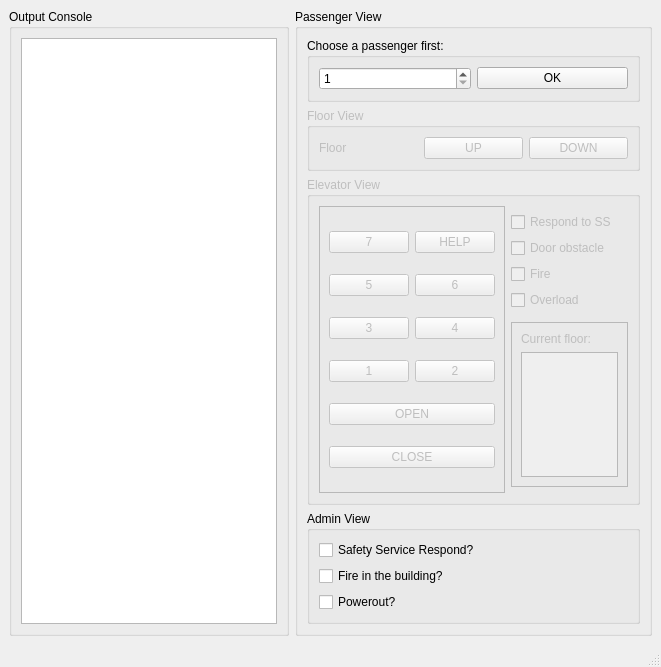
The window that mainwindow.ui (JennyHo5/elevator-simulator) describes before a commit, drawn with Qt 5.
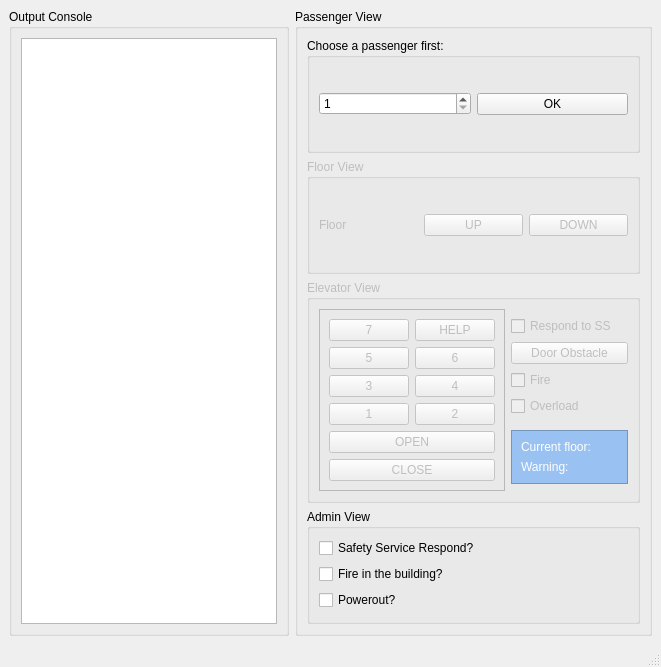
The same window after the commit.

Commit message: Implemented door obstacle case

Patch:
```diff
--- a/mainwindow.ui
+++ b/mainwindow.ui
@@ -101,29 +101,14 @@
           <string>Elevator View</string>
          </property>
          <layout class="QGridLayout" name="gridLayout_2">
-          <item row="3" column="1">
-           <widget class="QCheckBox" name="fireElevatorCheckBox">
-            <property name="text">
-             <string>Fire</string>
-            </property>
-           </widget>
-          </item>
-          <item row="4" column="1">
-           <widget class="QCheckBox" name="overloadCheckBox">
-            <property name="text">
-             <string>Overload</string>
-            </property>
-           </widget>
-          </item>
-          <item row="2" column="1">
-           <widget class="QCheckBox" name="doorObstacleCheckBox">
-            <property name="text">
-             <string>Door obstacle</string>
-            </property>
-           </widget>
-          </item>
           <item row="6" column="1">
            <widget class="QFrame" name="displayFrame">
+            <property name="autoFillBackground">
+             <bool>false</bool>
+            </property>
+            <property name="styleSheet">
+             <string notr="true">background-color: rgb(153, 193, 241);</string>
+            </property>
             <property name="frameShape">
              <enum>QFrame::StyledPanel</enum>
             </property>
@@ -133,13 +118,26 @@
             <layout class="QVBoxLayout" name="verticalLayout_4">
              <item>
               <widget class="QLabel" name="floorNumberLabel">
+               <property name="autoFillBackground">
+                <bool>false</bool>
+               </property>
+               <property name="styleSheet">
+                <string notr="true">color: rgb(255, 255, 255)</string>
+               </property>
                <property name="text">
                 <string>Current floor:</string>
                </property>
               </widget>
              </item>
              <item>
-              <widget class="QTextBrowser" name="displayMessageTextBrowser"/>
+              <widget class="QLabel" name="label">
+               <property name="styleSheet">
+                <string notr="true">color: rgb(255, 255, 255)</string>
+               </property>
+               <property name="text">
+                <string>Warning:</string>
+               </property>
+              </widget>
              </item>
             </layout>
            </widget>
@@ -233,6 +231,27 @@
             </property>
            </widget>
           </item>
+          <item row="4" column="1">
+           <widget class="QCheckBox" name="overloadCheckBox">
+            <property name="text">
+             <string>Overload</string>
+            </property>
+           </widget>
+          </item>
+          <item row="3" column="1">
+           <widget class="QCheckBox" name="fireElevatorCheckBox">
+            <property name="text">
+             <string>Fire</string>
+            </property>
+           </widget>
+          </item>
+          <item row="2" column="1">
+           <widget class="QPushButton" name="doorObstacleButton">
+            <property name="text">
+             <string>Door Obstacle</string>
+            </property>
+           </widget>
+          </item>
          </layout>
         </widget>
        </item>
```
The commit also changes 5 other files.
